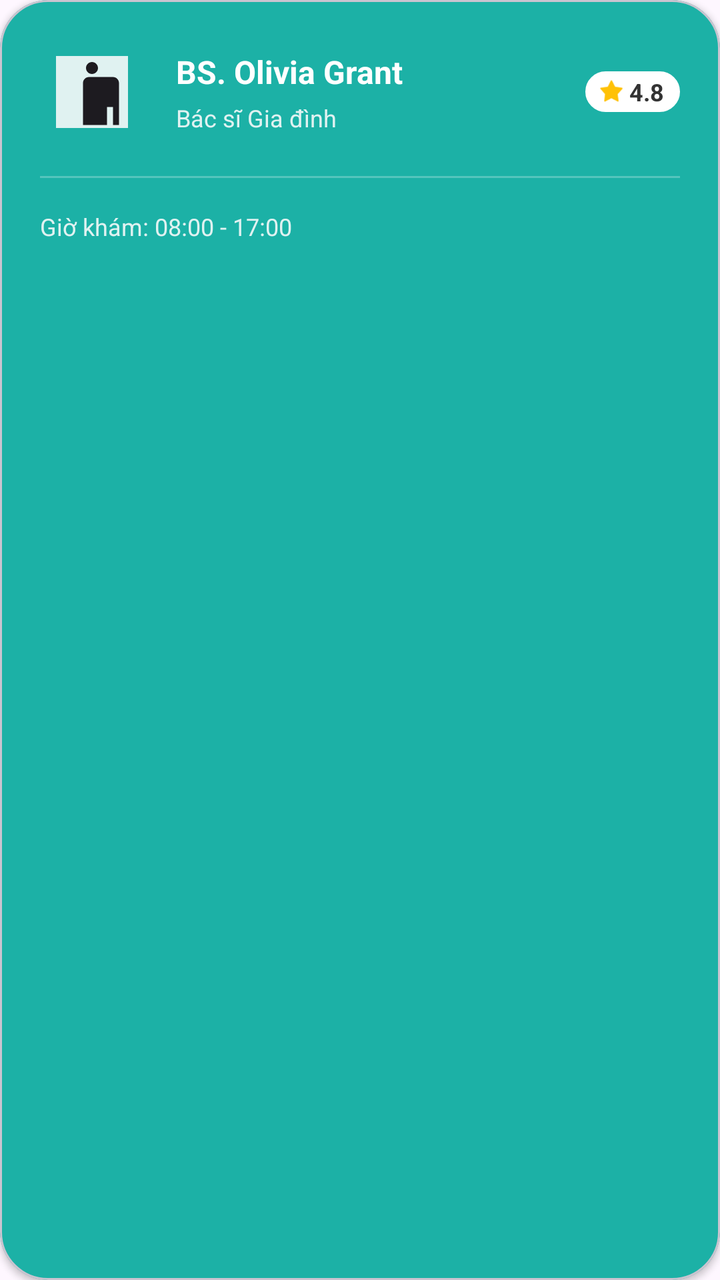
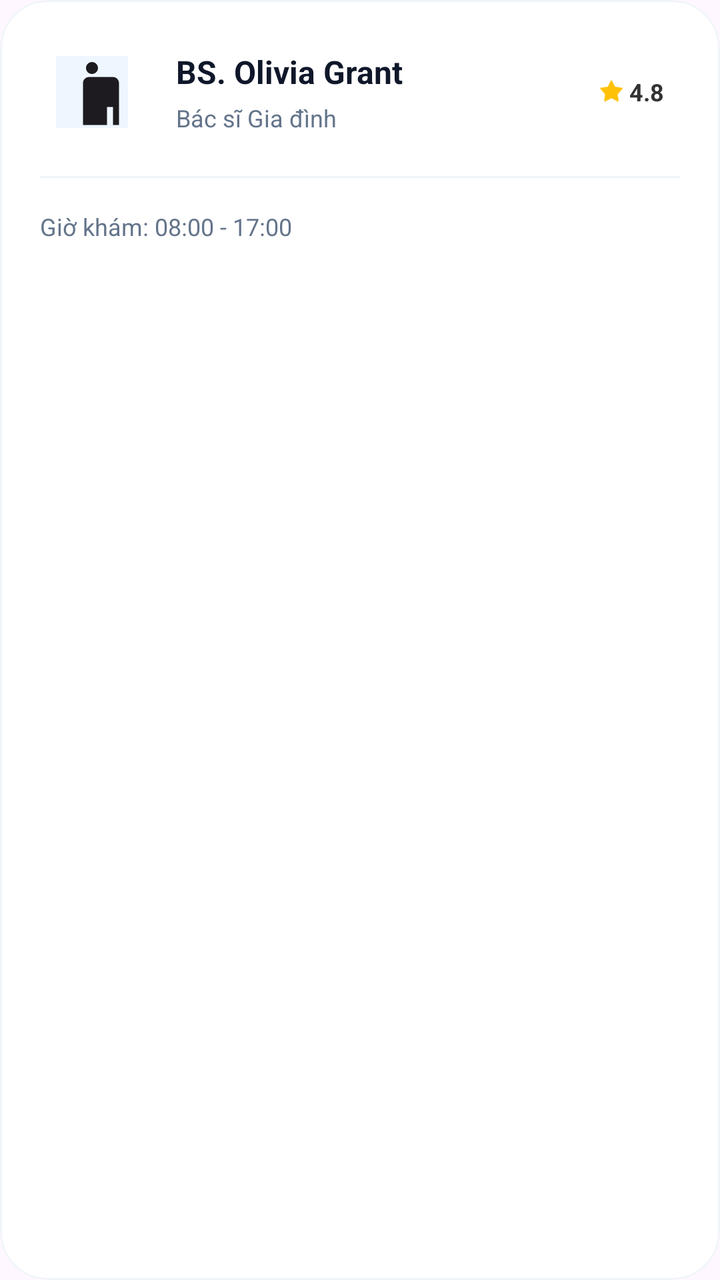

Two renders of the same Android screen: before a commit and after it. Below are the layout's source before the change and the commit's diff.
<!-- AndroidManifest.xml: application theme Theme.Mobile_android -->
<!-- res/layout/item_doctor_suggested_premium.xml -->
<?xml version="1.0" encoding="utf-8"?>
<com.google.android.material.card.MaterialCardView
    xmlns:android="http://schemas.android.com/apk/res/android"
    xmlns:app="http://schemas.android.com/apk/res-auto"
    android:layout_width="300dp"
    android:layout_height="wrap_content"
    android:layout_marginEnd="16dp"
    android:layout_marginTop="8dp"
    android:layout_marginBottom="8dp"
    app:cardCornerRadius="24dp"
    app:cardElevation="2dp"
    app:cardBackgroundColor="#1CB1A6"
    android:clickable="true"
    android:focusable="true">

    <LinearLayout
        android:layout_width="match_parent"
        android:layout_height="wrap_content"
        android:orientation="vertical"
        android:padding="20dp">
        
        <LinearLayout
            android:layout_width="match_parent"
            android:layout_height="wrap_content"
            android:orientation="horizontal"
            android:gravity="center_vertical">
            
            <com.google.android.material.imageview.ShapeableImageView
                android:layout_width="52dp"
                android:layout_height="52dp"
                android:src="@drawable/ic_doctor"
                app:shapeAppearanceOverlay="@style/Widget.MaterialComponents.ShapeableImageView"
                app:cornerSize="50%"
                android:padding="8dp"
                android:background="#E0F2F1"/>
                
            <LinearLayout
                android:layout_width="0dp"
                android:layout_height="wrap_content"
                android:layout_weight="1"
                android:orientation="vertical"
                android:layout_marginStart="16dp">
                
                <TextView
                    android:id="@+id/tvDoctorName"
                    android:layout_width="wrap_content"
                    android:layout_height="wrap_content"
                    android:text="BS. Olivia Grant"
                    android:textColor="#FFFFFF"
                    android:textSize="16sp"
                    android:textStyle="bold" />
                    
                <TextView
                    android:id="@+id/tvSpecialization"
                    android:layout_width="wrap_content"
                    android:layout_height="wrap_content"
                    android:text="Bác sĩ Gia đình"
                    android:textColor="#E0F2F1"
                    android:textSize="12sp"
                    android:layout_marginTop="4dp" />
            </LinearLayout>
            
            <LinearLayout
                android:layout_width="wrap_content"
                android:layout_height="wrap_content"
                android:background="@drawable/bg_pill_gray_premium"
                android:backgroundTint="#FFFFFF"
                android:paddingStart="6dp"
                android:paddingEnd="8dp"
                android:paddingTop="2dp"
                android:paddingBottom="2dp"
                android:orientation="horizontal"
                android:gravity="center_vertical">
                
                <ImageView
                    android:layout_width="14dp"
                    android:layout_height="14dp"
                    android:src="@android:drawable/star_on"
                    app:tint="#FFC107" />
                <TextView
                    android:id="@+id/tvRating"
                    android:layout_width="wrap_content"
                    android:layout_height="wrap_content"
                    android:text="4.8"
                    android:textColor="#333"
                    android:textSize="12sp"
                    android:textStyle="bold"
                    android:layout_marginStart="2dp"/>
            </LinearLayout>
            
        </LinearLayout>
        
        <View
            android:layout_width="match_parent"
            android:layout_height="1dp"
            android:background="#40FFFFFF"
            android:layout_marginTop="16dp"
            android:layout_marginBottom="16dp" />
            
        <LinearLayout
            android:layout_width="match_parent"
            android:layout_height="wrap_content"
            android:orientation="horizontal">
            <TextView
                android:layout_width="wrap_content"
                android:layout_height="wrap_content"
                android:text="Giờ khám: 08:00 - 17:00"
                android:textColor="#E0F2F1"
                android:textSize="12sp" />
        </LinearLayout>
    </LinearLayout>
</com.google.android.material.card.MaterialCardView>
<!-- resources referenced by this layout -->
<resources>
  <!-- drawable bg_pill_gray_premium (drawable) -->
  <?xml version="1.0" encoding="utf-8"?>
  <shape xmlns:android="http://schemas.android.com/apk/res/android"
      android:shape="rectangle">
      <solid android:color="#F0F0F0" />
      <corners android:radius="12dp" />
      <stroke android:width="1dp" android:color="#E0E0E0" />
  </shape>
  <!-- drawable ic_doctor (drawable) -->
  <vector xmlns:android="http://schemas.android.com/apk/res/android"
      android:width="24dp"
      android:height="24dp"
      android:viewportWidth="24"
      android:viewportHeight="24"
      android:tint="?attr/colorOnSurface">
    <path
        android:fillColor="@android:color/white"
        android:pathData="M12,2c1.1,0 2,0.9 2,2s-0.9,2 -2,2 -2,-0.9 -2,-2 0.9,-2 2,-2zM21,9v14h-2v-6h-2v6L9,23L9,9c0,-1.1 0.9,-2 2,-2h8c1.1,0 2,0.9 2,2z"/>
    <path
        android:fillColor="@android:color/white"
        android:pathData="M12.5,11.5c0.83,0 1.5,-0.67 1.5,-1.5s-0.67,-1.5 -1.5,-1.5S11,9.17 11,10s0.67,1.5 1.5,1.5z"/>
  </vector>
  <style name="Theme.Mobile_android" parent="Base.Theme.Toothly" />
  <style name="Base.Theme.Toothly" parent="Theme.Material3.Light.NoActionBar">
          <item name="android:statusBarColor">@color/toothly_pearl</item>
          <item name="android:navigationBarColor">@color/toothly_pearl</item>
          <item name="android:windowLightStatusBar">true</item>
          <item name="colorPrimary">@color/toothly_teal</item>
          <item name="colorSurface">@color/toothly_pearl</item>
      </style>
  <color name="toothly_pearl">#f8fafc</color>
  <color name="toothly_teal">#0d9488</color>
</resources>

<!-- the commit's change to res/layout/item_doctor_suggested_premium.xml (unified diff, before → after) -->
@@ -8,8 +8,10 @@
     android:layout_marginTop="8dp"
     android:layout_marginBottom="8dp"
     app:cardCornerRadius="24dp"
-    app:cardElevation="2dp"
-    app:cardBackgroundColor="#1CB1A6"
+    app:cardElevation="0dp"
+    app:strokeWidth="1dp"
+    app:strokeColor="#F1F5F9"
+    app:cardBackgroundColor="#FFFFFF"
     android:clickable="true"
     android:focusable="true">
 
@@ -32,7 +34,7 @@
                 app:shapeAppearanceOverlay="@style/Widget.MaterialComponents.ShapeableImageView"
                 app:cornerSize="50%"
                 android:padding="8dp"
-                android:background="#E0F2F1"/>
+                android:background="#EFF6FF"/>
                 
             <LinearLayout
                 android:layout_width="0dp"
@@ -46,7 +48,7 @@
                     android:layout_width="wrap_content"
                     android:layout_height="wrap_content"
                     android:text="BS. Olivia Grant"
-                    android:textColor="#FFFFFF"
+                    android:textColor="#0F172A"
                     android:textSize="16sp"
                     android:textStyle="bold" />
                     
@@ -55,7 +57,7 @@
                     android:layout_width="wrap_content"
                     android:layout_height="wrap_content"
                     android:text="Bác sĩ Gia đình"
-                    android:textColor="#E0F2F1"
+                    android:textColor="#64748B"
                     android:textSize="12sp"
                     android:layout_marginTop="4dp" />
             </LinearLayout>
@@ -93,7 +95,7 @@
         <View
             android:layout_width="match_parent"
             android:layout_height="1dp"
-            android:background="#40FFFFFF"
+            android:background="#F1F5F9"
             android:layout_marginTop="16dp"
             android:layout_marginBottom="16dp" />
             
@@ -105,7 +107,7 @@
                 android:layout_width="wrap_content"
                 android:layout_height="wrap_content"
                 android:text="Giờ khám: 08:00 - 17:00"
-                android:textColor="#E0F2F1"
+                android:textColor="#64748B"
                 android:textSize="12sp" />
         </LinearLayout>
     </LinearLayout>
